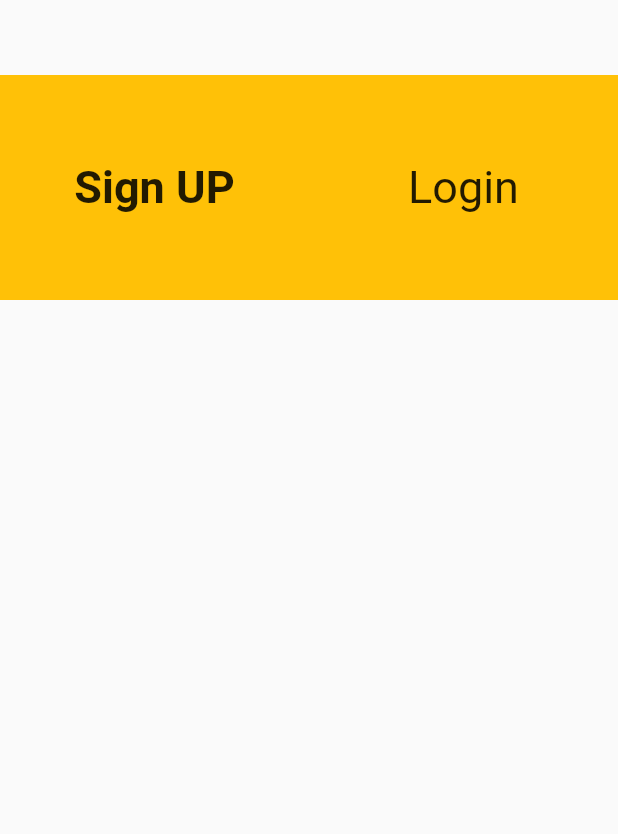
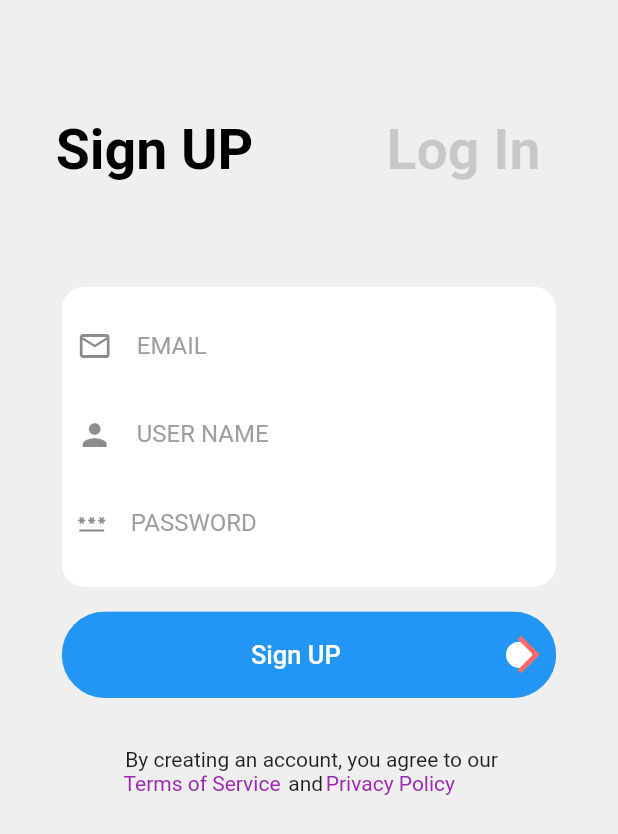
Before and after one commit to LoulouTBC/E-Commerce-App, a Flutter app: the screen it shows after launch, on a phone screen of 412 x 824 dp. Shown: the top 834 px of the screen. Run offline on Flutter 3.47's test engine with Material 2 defaults, Android fonts, the phone set to English and light mode, and no system bars.

Commit message:
SignUp Ui

```diff
--- /dev/null
+++ b/lib/home.dart
@@ -0,0 +1,17 @@
+import 'package:flutter/material.dart';
+import 'package:flutter/src/widgets/container.dart';
+import 'package:flutter/src/widgets/framework.dart';
+
+class HomePage extends StatefulWidget {
+  const HomePage({super.key});
+
+  @override
+  State<HomePage> createState() => _HomePageState();
+}
+
+class _HomePageState extends State<HomePage> {
+  @override
+  Widget build(BuildContext context) {
+    return Scaffold();
+  }
+}
--- a/lib/main.dart
+++ b/lib/main.dart
@@ -1,4 +1,5 @@
 import 'package:flutter/material.dart';
+import 'package:my_ui/home.dart';
 import 'package:my_ui/signup.dart';
 
 void main() {
@@ -12,10 +13,14 @@ class MyApp extends StatelessWidget {
   @override
   Widget build(BuildContext context) {
     return MaterialApp(
+      // theme: ThemeData(
+      //   splashColor: Colors.amber,
+      // ),
       debugShowCheckedModeBanner: false,
       initialRoute: "signup",
       routes: {
         "signup": ((context) => SignUP()),
+        "home": ((context) => HomePage()),
       },
     );
   }
--- a/lib/signup.dart
+++ b/lib/signup.dart
@@ -1,7 +1,4 @@
-import 'package:flutter/cupertino.dart';
 import 'package:flutter/material.dart';
-import 'package:flutter/src/widgets/container.dart';
-import 'package:flutter/src/widgets/framework.dart';
 
 class SignUP extends StatefulWidget {
   const SignUP({super.key});
@@ -15,13 +12,15 @@ class _SignUPState extends State<SignUP> {
   bool log = false;
   @override
   Widget build(BuildContext context) {
+    Size size = MediaQuery.of(context).size;
     return Scaffold(
+      resizeToAvoidBottomInset: false,
+      backgroundColor: Color.fromARGB(255, 240, 239, 239),
       body: Container(
         child: Column(children: [
           Container(
-            height: 150,
+            height: 100,
             margin: EdgeInsets.only(top: 50),
-            color: Colors.amber,
             child: Row(
               children: [
                 Expanded(
@@ -35,10 +34,11 @@ class _SignUPState extends State<SignUP> {
                     child: Center(
                         child: Text('Sign UP',
                             style: TextStyle(
-                                fontSize: 30,
-                                fontWeight: sign == true
-                                    ? FontWeight.w600
-                                    : FontWeight.normal))),
+                                color: sign == true
+                                    ? Colors.black
+                                    : Color.fromARGB(42, 0, 0, 0),
+                                fontSize: 37,
+                                fontWeight: FontWeight.w600))),
                   ),
                 ),
                 Expanded(
@@ -51,21 +51,168 @@ class _SignUPState extends State<SignUP> {
                     }),
                     child: Center(
                         child: Text(
-                      'Login',
+                      'Log In',
                       style: TextStyle(
-                          fontSize: 30,
-                          fontWeight: log == true
-                              ? FontWeight.w600
-                              : FontWeight.normal),
+                          color: log == true
+                              ? Colors.black
+                              : Color.fromARGB(42, 0, 0, 0),
+                          fontSize: 37,
+                          fontWeight: FontWeight.w600),
                     )),
                   ),
                 ),
               ],
             ),
           ),
+          Container(
+            margin: EdgeInsets.only(top: size.height * 0.05),
+            width: size.width * 0.8,
+            height: 200,
+            decoration: BoxDecoration(
+                color: Colors.white, borderRadius: BorderRadius.circular(15)),
+            child: Container(
+              alignment: Alignment.center,
+              decoration: BoxDecoration(
+                color: Colors.white,
+                borderRadius: BorderRadius.circular(10),
+              ),
+              margin: EdgeInsets.all(10),
+              child: Form(
+                child: Column(
+                  children: [
+                    const TextField(
+                      textCapitalization: TextCapitalization.words,
+                      decoration: InputDecoration(
+                        icon: Icon(Icons.email_outlined),
+                        hintText: ' type your email',
+                        labelText: 'EMAIL',
+                        labelStyle: TextStyle(color: Colors.grey),
+                        border: InputBorder.none,
+                      ),
+                    ),
+                    const TextField(
+                      textCapitalization: TextCapitalization.words,
+                      decoration: InputDecoration(
+                        icon: Icon(Icons.person),
+                        hintText: ' type your name',
+                        labelText: 'USER NAME',
+                        labelStyle: TextStyle(color: Colors.grey),
+                        border: InputBorder.none,
+                      ),
+                    ),
+                    TextFormField(
+                        decoration: const InputDecoration(
+                      icon: Icon(
+                        Icons.password,
+                        size: 20,
+                      ),
+                      labelText: 'PASSWORD',
+                      labelStyle: TextStyle(color: Colors.grey),
+                      hintText: ' type your password',
+                      border: InputBorder.none,
+                    )),
+                  ],
+                ),
+              ),
+            ),
+          ),
+          Container(
+            decoration: BoxDecoration(borderRadius: BorderRadius.circular(30)),
+            margin: EdgeInsets.only(top: size.height * 0.02),
+            width: size.width * 0.8,
+            height: size.height * 0.07,
+            child: ClipRRect(
+              borderRadius: BorderRadius.circular(30),
+              child: ElevatedButton(
+                onPressed: () {
+                  Navigator.pushNamed(context, "home");
+                },
+                // color: Color(0xFFFF6969),
+                child: Expanded(
+                  flex: 15,
+                  child: Container(
+                    // color: Colors.amber,
+                    child: Row(
+                      children: [
+                        Expanded(
+                          flex: 16,
+                          child: Container(
+                            child: const Text(
+                              'Sign UP',
+                              textAlign: TextAlign.center,
+                              style:
+                                  TextStyle(color: Colors.white, fontSize: 17),
+                            ),
+                          ),
+                        ),
+                        Expanded(
+                          child: Container(
+                            // height: 50,
+                            // width: 60,
+                            decoration: const BoxDecoration(
+                              shape: BoxShape.circle,
+                              color: Colors.white,
+                            ),
+                            child: const Icon(
+                              Icons.arrow_forward_ios_sharp,
+                              size: 30,
+                              color: Color(0xFFFF6969),
+                            ),
+                          ),
+                        ),
+                      ],
+                    ),
+                  ),
+                ),
+                // SizedBox(
+                //   width: size.width * 0.54,
+                // ),
+              ),
+            ),
+          ),
+          SizedBox(
+            height: size.height * 0.04,
+          ),
+          Column(
+            children: [
+              Container(
+                // color: Colors.amber,
+                width: size.width * 0.7,
+                child: Text(
+                  " By creating an account, you agree to our",
+                  textAlign: TextAlign.center,
+                ),
+              ),
+              Container(
+                // color: Colors.amber,
+                width: size.width * 0.6,
+                child: Row(
+                  children: const [
+                    InkWell(
+                      child: Text(
+                        'Terms of Service ',
+                        style: TextStyle(color: Colors.purple),
+                      ),
+                    ),
+                    Text(
+                      "and ",
+                      textAlign: TextAlign.center,
+                    ),
+                    InkWell(
+                      child: Text(
+                        'Privacy Policy',
+                        style: TextStyle(color: Colors.purple),
+                      ),
+                    ),
+                  ],
+                ),
+              ),
+            ],
+          )
           // Container(child: sign == true ? Text('sign') : Text('Log')),
         ]),
       ),
     );
   }
 }
+// By creating an account, you agree to our Terms of Service and Privacy Policy
```
